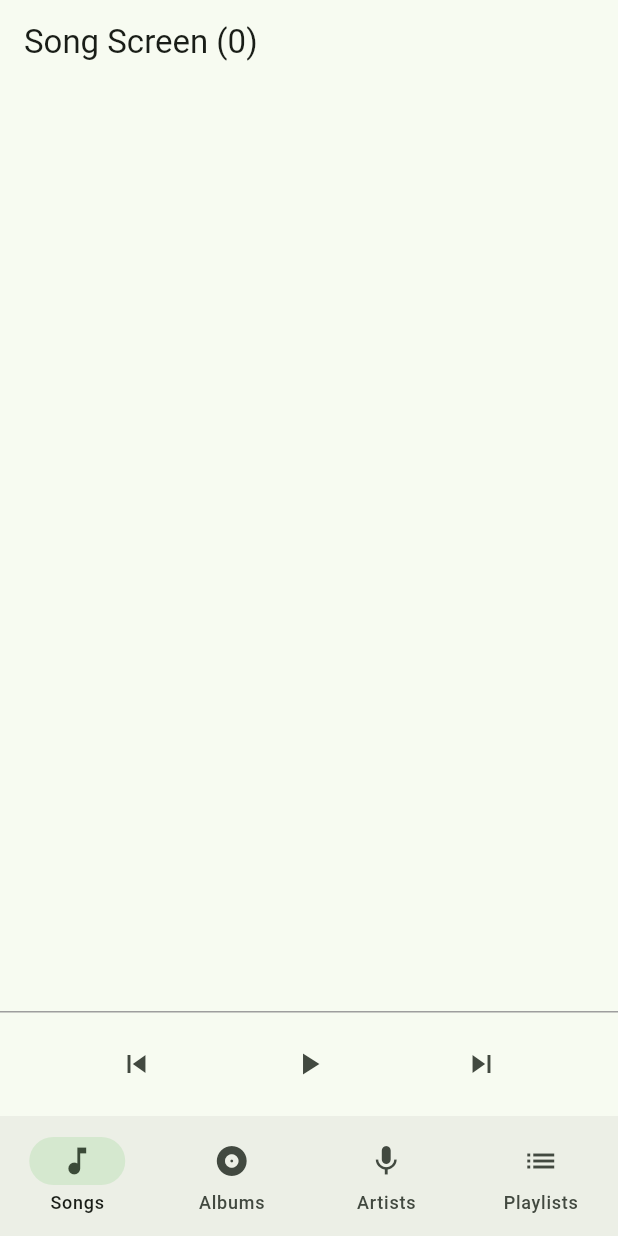
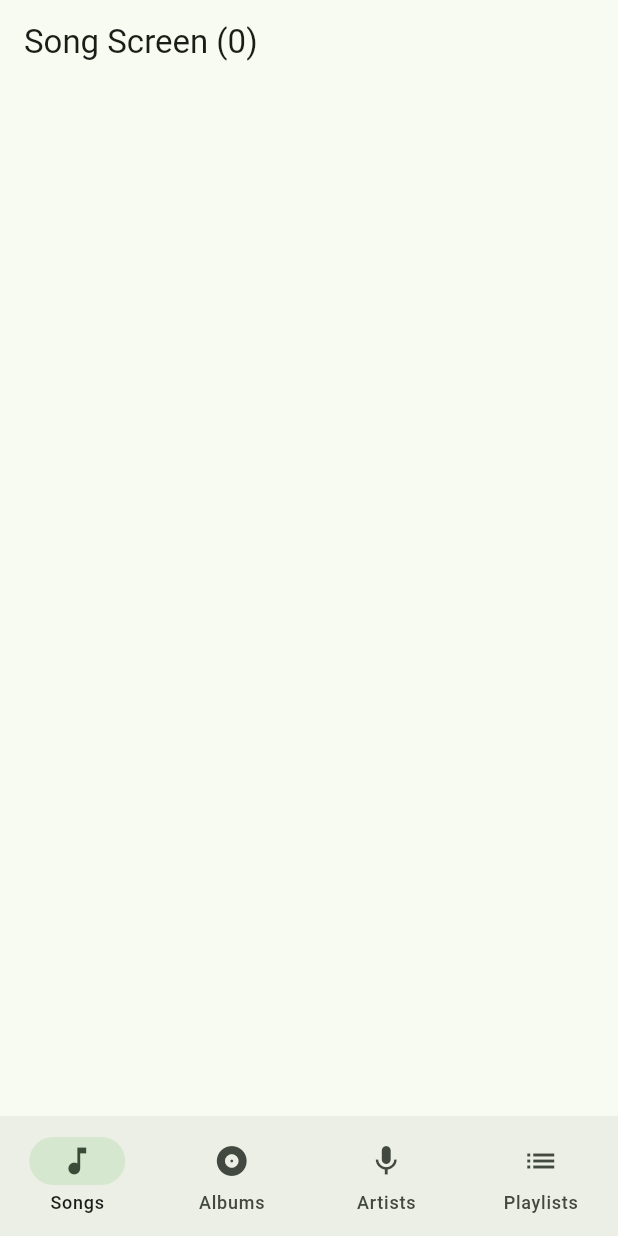
Before and after one commit to brayanCh/andromeda_music_player, a Flutter app: the screen it shows after launch, on a phone screen of 412 x 824 dp. Run offline on Flutter 3.47's test engine with Material 3 defaults, Android fonts, the light colour scheme and no system bars; our stand-ins replace bloc, equatable, flutter_bloc, just_audio, on_audio_query, permission_handler.

Commit message:
[FIXED] error in ui not updating in bloc state updating

```diff
--- a/lib/blocs/current_song/current_song_bloc.dart
+++ b/lib/blocs/current_song/current_song_bloc.dart
@@ -2,6 +2,7 @@
 import 'dart:io';
 
 import 'package:bloc/bloc.dart';
+import 'package:equatable/equatable.dart';
 import 'package:just_audio/just_audio.dart';
 import 'package:meta/meta.dart';
 import 'package:on_audio_query/on_audio_query.dart';
@@ -14,8 +15,8 @@ class CurrentSongBloc extends Bloc<CurrentSongEvent, CurrentSongState> {
     on<Interact>((event, emit) {
       emit(state.interact());
     });
-    on<SetNewSong>((event, emit) {
-      emit(state.setNewSong(event.song));
+    on<SetNewSong>((event, emit) async {
+      emit(await state.setNewSong(event.song));
     });
   }
 }
--- a/lib/blocs/current_song/current_song_state.dart
+++ b/lib/blocs/current_song/current_song_state.dart
@@ -2,31 +2,37 @@ part of 'current_song_bloc.dart';
 
 enum Status { win, lose, draw, playing }
 
-class CurrentSongState {
-  SongModel? currentSong;
-  final AudioPlayer player = AudioPlayer();
-  bool isPlaying = false;
+final AudioPlayer player = AudioPlayer();
 
-  CurrentSongState({required this.currentSong, this.isPlaying = false});
+final class CurrentSongState extends Equatable {
+  final SongModel? currentSong;
+  final bool isPlaying;
 
-  CurrentSongState setNewSong(SongModel song) {
+  @override
+  List<Object> get props => [currentSong ?? {}, isPlaying];
+
+  const CurrentSongState({required this.currentSong, this.isPlaying = false});
+
+  Future<CurrentSongState> setNewSong(SongModel song) async {
     //print('CurrentSongState: setNewSong: song: ${song.title} ${song.artist} ${song.album}');
-    currentSong = song;
-    player.setFilePath(song.data);
+    await player.setFilePath(song.data);
     player.play();
-    isPlaying = true;
-    return this;
+    return CurrentSongState(currentSong: song, isPlaying: true);
+  }
+
+  CurrentSongState copyWith({SongModel? currentSong, bool? isPlaying}) {
+    return CurrentSongState(
+        currentSong: currentSong ?? this.currentSong,
+        isPlaying: isPlaying ?? this.isPlaying);
   }
 
   CurrentSongState interact() {
-    print('CurrentSongState: interact: isPlaying: $isPlaying');
+    //print('CurrentSongState: interact: isPlaying: $isPlaying');
     if (player.playing) {
       player.pause();
-      isPlaying = false;
-      return this;
+      return copyWith(isPlaying: false);
     }
     player.play();
-    isPlaying = true;
-    return this;
+    return copyWith(isPlaying: true);
   }
 }
--- a/lib/blocs/music_list/music_list_bloc.dart
+++ b/lib/blocs/music_list/music_list_bloc.dart
@@ -3,6 +3,7 @@
 import 'dart:io';
 
 import 'package:bloc/bloc.dart';
+import 'package:equatable/equatable.dart';
 import 'package:meta/meta.dart';
 import 'package:on_audio_query/on_audio_query.dart';
 import 'package:permission_handler/permission_handler.dart';
@@ -14,7 +15,7 @@ class MusicListBloc extends Bloc<MusicListEvent, MusicListState> {
   MusicListBloc() : super(MusicListState()) {
     on<CleanList>((event, emit) => emit(state.cleanList()));
     on<ReadLocalDirs>((event, emit) async {
-      await state.readLocalMusic();
+      emit(await state.readLocalMusic());
     });
   }
 }
--- a/lib/blocs/music_list/music_list_state.dart
+++ b/lib/blocs/music_list/music_list_state.dart
@@ -1,19 +1,25 @@
 part of 'music_list_bloc.dart';
 
-enum Status { win, lose, draw, playing }
+class MusicListState extends Equatable {
+  final List<SongModel> musicList;
+  final List<AlbumModel> albumList;
+  final List<ArtistModel> artistList;
+  final List<List<SongModel>> playlist;
 
-class MusicListState {
-  List<SongModel> musicList;
-  List<AlbumModel> albumList;
-  List<ArtistModel> artistList;
-  List<List<SongModel>> playlist;
-
-  MusicListState({
+  const MusicListState({
     this.musicList = const [],
     this.albumList = const [],
     this.artistList = const [],
     this.playlist = const [],
   });
+
+  @override
+  List<Object?> get props => [
+        musicList,
+        albumList,
+        artistList,
+        playlist,
+      ];
 
   Future<MusicListState> readLocalMusic({
     List<SongModel>? musicList,
@@ -26,19 +32,22 @@ class MusicListState {
     }
 
     List<SongModel> audios = await audioQuery.querySongs();
+    print('audios: ${audios.length}');
 
     if (audios.isEmpty) {
       return this;
     }
-    print('audios: ${audios.length} $audios');
 
-    this.musicList = audios;
-    return this;
+    return copyWith(musicList: audios);
   }
 
   MusicListState cleanList() {
-    musicList = [];
-    return this;
+    return copyWith(
+      musicList: [],
+      albumList: [],
+      artistList: [],
+      playlist: [],
+    );
   }
 
   MusicListState copyWith({
--- a/lib/components/song_bar.dart
+++ b/lib/components/song_bar.dart
@@ -16,11 +16,14 @@ class SongBarState extends State<SongBar> {
 
     return BlocBuilder<CurrentSongBloc, CurrentSongState>(
         builder: (context, state) {
-      return Positioned(
+      return state.currentSong == null || state.currentSong == {}
+          ? Container()
+          : Positioned(
               bottom: 0,
               child: Container(
                 height: 70,
                 decoration: BoxDecoration(
+                  color: Colors.white,
                   border: Border(
                     top: BorderSide(
                       color: Colors.grey[500]!,
@@ -36,13 +39,20 @@ class SongBarState extends State<SongBar> {
                       onPressed: () {},
                       icon: const Icon(Icons.skip_previous),
                     ),
+                    Text(
+                      '${state.currentSong?.title}',
+                      style: const TextStyle(
+                        fontSize: 18,
+                        fontWeight: FontWeight.bold,
+                      ),
+                    ),
                     IconButton(
                       onPressed: () {
                         provider.add(Interact());
                       },
-                  icon: state.isPlaying
-                      ? const Icon(Icons.pause)
-                      : const Icon(Icons.play_arrow),
+                      icon: state.isPlaying == true
+                          ? Icon(Icons.pause)
+                          : Icon(Icons.play_arrow),
                     ),
                     IconButton(
                       onPressed: () {},
--- a/lib/screens/song_screen.dart
+++ b/lib/screens/song_list_screen.dart
@@ -30,20 +30,15 @@ class SongScreenState extends State<SongScreen> {
         appBar: AppBar(
           title: Text('Song Screen' + ' ' + '(${state.musicList.length})'),
         ),
-        body: Stack(
+        body: Column(
+          mainAxisAlignment: MainAxisAlignment.start,
+          crossAxisAlignment: CrossAxisAlignment.stretch,
           children: [
-            Column(
-              mainAxisAlignment: MainAxisAlignment.start,
-              crossAxisAlignment: CrossAxisAlignment.stretch,
-              children: [
-                Expanded(
-                  child: ListView(
-                      padding: const EdgeInsets.all(8),
-                      children: <Widget>[
-                        for (var song in state.musicList) SongItem(song: song),
-                      ]),
-                ),
-              ],
+            Expanded(
+              child:
+                  ListView(padding: const EdgeInsets.all(8), children: <Widget>[
+                for (var song in state.musicList) SongItem(song: song),
+              ]),
             ),
             const SongBar(),
           ],
--- a/pubspec.yaml
+++ b/pubspec.yaml
@@ -18,6 +18,7 @@ dependencies:
   permission_handler: ^11.1.0
   on_audio_query: ^2.9.0
   flutter_i18n: ^0.34.0
+  equatable: ^2.0.5
 
 dev_dependencies:
   flutter_test:
```
Also changed, not shown: lib/main.dart (+20 -1 lines), pubspec.lock. Lines whose indentation alone changed are shown as unchanged.
